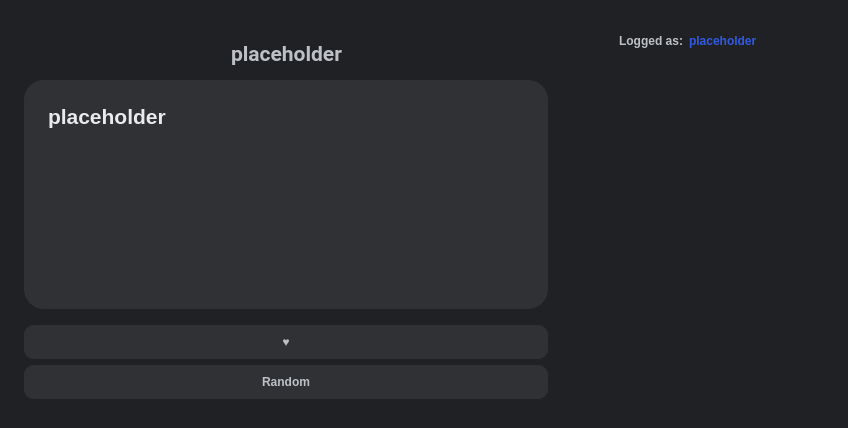
Qt form client/src/ui/mainWindow.ui (korotkovandrew/2048MP) before a commit.
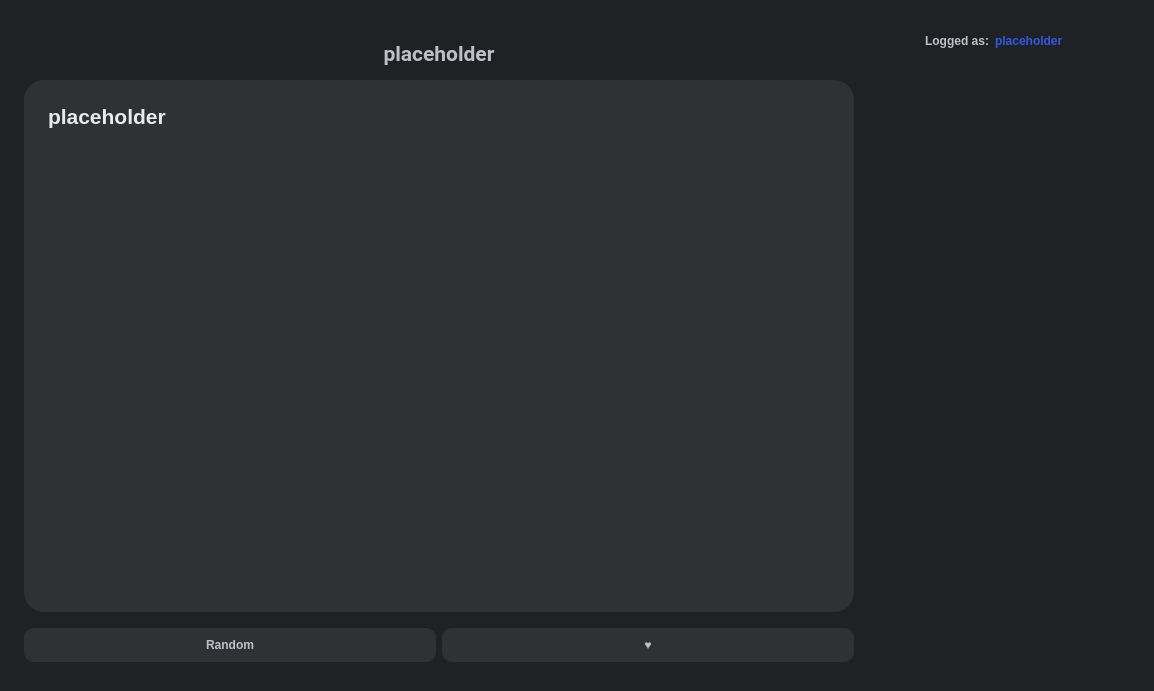
The same form after that commit.

The edit to the form file:
```diff
--- a/client/src/ui/mainWindow.ui
+++ b/client/src/ui/mainWindow.ui
@@ -6,8 +6,8 @@
    <rect>
     <x>0</x>
     <y>0</y>
-    <width>848</width>
-    <height>428</height>
+    <width>1154</width>
+    <height>691</height>
    </rect>
   </property>
   <property name="sizePolicy">
@@ -108,6 +108,9 @@
             <property name="orientation">
              <enum>Qt::Horizontal</enum>
             </property>
+            <property name="sizeType">
+             <enum>QSizePolicy::Minimum</enum>
+            </property>
             <property name="sizeHint" stdset="0">
              <size>
               <width>40</width>
@@ -120,13 +123,13 @@
            <widget class="QLabel" name="articleTitleLabel">
             <property name="minimumSize">
              <size>
-              <width>0</width>
+              <width>300</width>
               <height>30</height>
              </size>
             </property>
             <property name="maximumSize">
              <size>
-              <width>260</width>
+              <width>500</width>
               <height>16777215</height>
              </size>
             </property>
@@ -155,6 +158,9 @@
             <property name="orientation">
              <enum>Qt::Horizontal</enum>
             </property>
+            <property name="sizeType">
+             <enum>QSizePolicy::Minimum</enum>
+            </property>
             <property name="sizeHint" stdset="0">
              <size>
               <width>40</width>
@@ -235,27 +241,7 @@
            </spacer>
           </item>
           <item>
-           <widget class="QPushButton" name="likeButton">
-            <property name="sizePolicy">
-             <sizepolicy hsizetype="Expanding" vsizetype="Fixed">
-              <horstretch>0</horstretch>
-              <verstretch>0</verstretch>
-             </sizepolicy>
-            </property>
-            <property name="maximumSize">
-             <size>
-              <width>600</width>
-              <height>34</height>
-             </size>
-            </property>
-            <property name="text">
-             <string>♥</string>
-            </property>
-            <property name="checkable">
-             <bool>false</bool>
-            </property>
-           </widget>
-          </item>
+           <layout class="QHBoxLayout" name="horizontalLayout_4">
           <item>
            <widget class="QPushButton" name="randomArticleButton">
             <property name="sizePolicy">
@@ -280,6 +266,30 @@
              <string>Random</string>
             </property>
            </widget>
+            </item>
+            <item>
+             <widget class="QPushButton" name="likeButton">
+              <property name="sizePolicy">
+               <sizepolicy hsizetype="Expanding" vsizetype="Fixed">
+                <horstretch>0</horstretch>
+                <verstretch>0</verstretch>
+               </sizepolicy>
+              </property>
+              <property name="maximumSize">
+               <size>
+                <width>600</width>
+                <height>34</height>
+               </size>
+              </property>
+              <property name="text">
+               <string>♥</string>
+              </property>
+              <property name="checkable">
+               <bool>false</bool>
+              </property>
+             </widget>
+            </item>
+           </layout>
           </item>
          </layout>
         </item>
```
Lines whose indentation alone changed are shown as unchanged.
